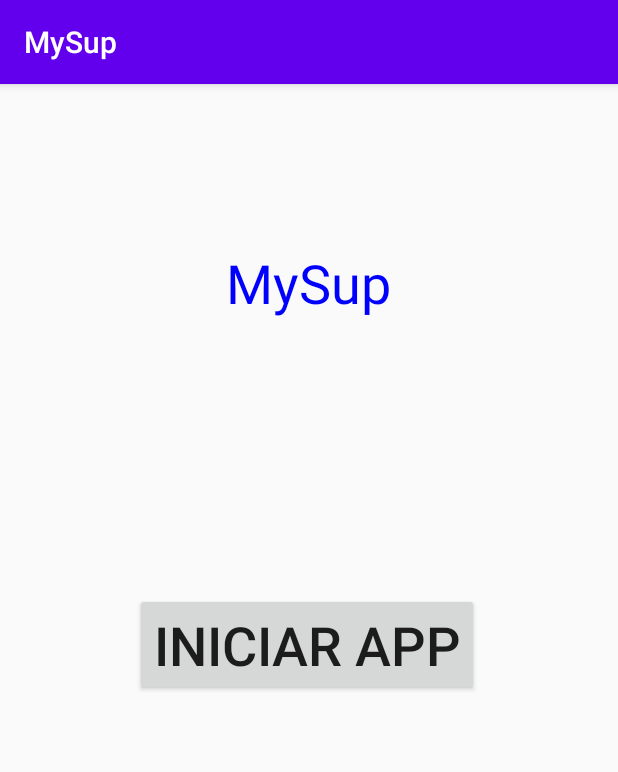
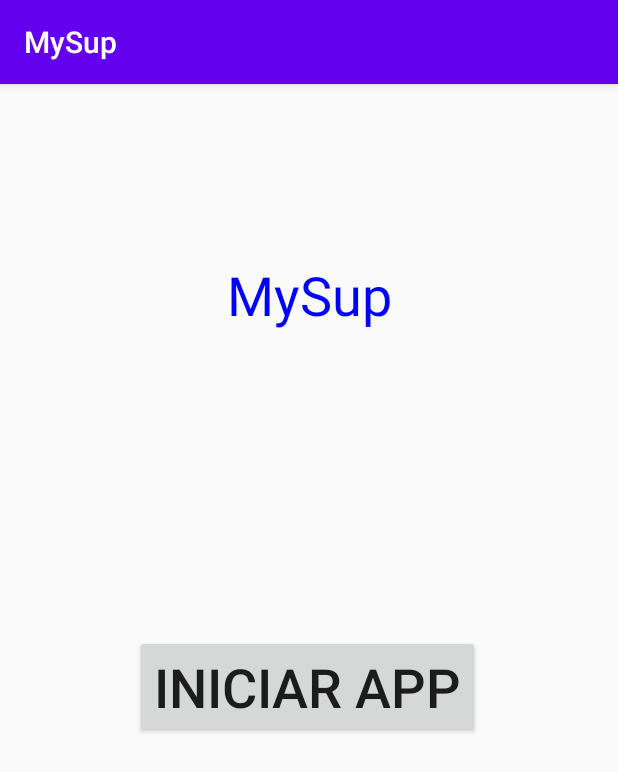
Before and after one commit to CamilaCA99/MySup, an Android app: the screen it shows after launch (MainActivity), on a phone screen of 412 x 824 dp. Shown: the top 772 px of the screen. Run offline under Robolectric (Android 15) with nearby library versions, the light colour scheme and no system bars.

Commit message:
Primeros métodos Onclick

```diff
--- a/app/src/main/res/layout/activity_main.xml
+++ b/app/src/main/res/layout/activity_main.xml
@@ -11,23 +11,24 @@
         android:layout_width="wrap_content"
         android:layout_height="wrap_content"
         android:layout_marginStart="184dp"
-        android:layout_marginTop="108dp"
+        android:layout_marginTop="116dp"
         android:layout_marginEnd="184dp"
         android:text="MySup"
         android:textColor="@android:color/holo_red_light"
         android:textSize="36sp"
         app:layout_constraintEnd_toEndOf="parent"
-        app:layout_constraintHorizontal_bias="0.507"
+        app:layout_constraintHorizontal_bias="0.5"
         app:layout_constraintStart_toStartOf="parent"
         app:layout_constraintTop_toTopOf="parent" />
 
     <Button
         android:id="@+id/btnIniciar"
-        android:layout_width="wrap_content"
+        android:layout_width="230dp"
         android:layout_height="wrap_content"
         android:layout_marginStart="90dp"
-        android:layout_marginEnd="91dp"
-        android:layout_marginBottom="360dp"
+        android:layout_marginEnd="90dp"
+        android:layout_marginBottom="332dp"
+        android:onClick="Saludar"
         android:text="Iniciar App"
         android:textSize="36sp"
         app:layout_constraintBottom_toBottomOf="parent"
```
Also changed, not shown: app/src/main/java/com/castro/mysup/MainActivity.java (+7 -2 lines).
